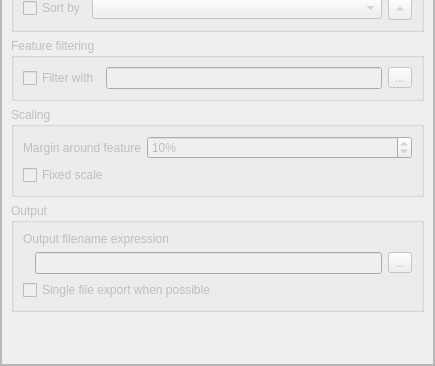
Above: src/ui/qgsatlascompositionwidgetbase.ui from qgis/QGIS before the change; both pictures show x 0 to 435 and y 230 to 596 of the 435 by 596 pixel window. Below: the same form after it.
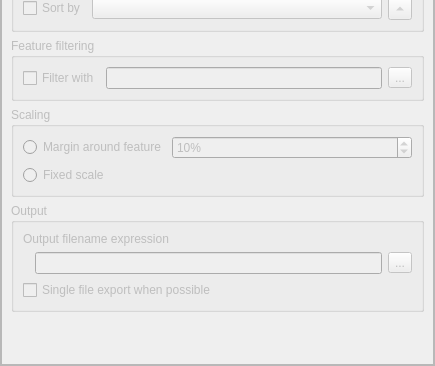
That is the form after the change. Custom widgets are drawn as their Qt base class.

Commit message: [Fix 7641] Disable margin control for atlas when a point layer is selected Change fixed scale control to radio button Fix margin size not saving

The edit to the form file:
```diff
--- a/src/ui/qgsatlascompositionwidgetbase.ui
+++ b/src/ui/qgsatlascompositionwidgetbase.ui
@@ -91,7 +91,7 @@
            <x>0</x>
            <y>0</y>
            <width>431</width>
-           <height>567</height>
+           <height>568</height>
           </rect>
          </property>
          <layout class="QVBoxLayout" name="mainLayout">
@@ -299,7 +299,7 @@
             </property>
             <layout class="QGridLayout" name="gridLayout_2">
              <item row="0" column="0">
-              <widget class="QLabel" name="label_3">
+              <widget class="QRadioButton" name="mAtlasMarginRadio">
                <property name="text">
                 <string>Margin around feature</string>
                </property>
@@ -324,8 +324,8 @@
                </property>
               </widget>
              </item>
-             <item row="1" column="0" colspan="2">
-              <widget class="QCheckBox" name="mAtlasFixedScaleCheckBox">
+             <item row="1" column="0">
+              <widget class="QRadioButton" name="mAtlasFixedScaleRadio">
                <property name="text">
                 <string>Fixed scale</string>
                </property>
```
The commit also changes 2 other files.
